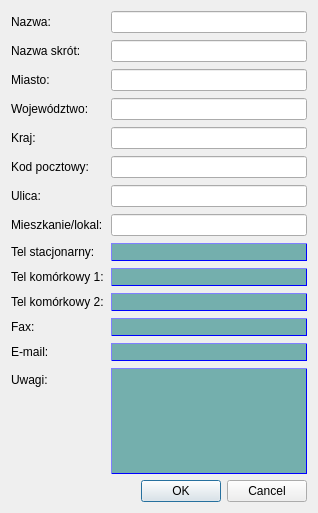
Qt form nowyKlientDialog.ui (militia11/shoes) before a commit.
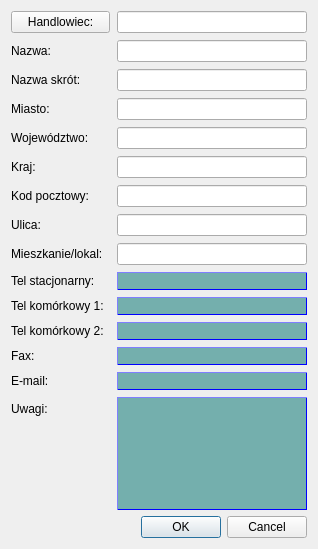
The same form after that commit. Icons and pictures are not drawn.

```diff
--- a/nowyKlientDialog.ui
+++ b/nowyKlientDialog.ui
@@ -7,7 +7,7 @@
     <x>0</x>
     <y>0</y>
     <width>318</width>
-    <height>513</height>
+    <height>549</height>
    </rect>
   </property>
   <property name="windowTitle">
@@ -22,7 +22,7 @@
      <property name="verticalSpacing">
       <number>7</number>
      </property>
-     <item row="0" column="0">
+     <item row="2" column="0">
       <widget class="QLabel" name="label_7">
        <property name="text">
         <string>Nazwa:  </string>
@@ -32,67 +32,87 @@
        </property>
       </widget>
      </item>
-     <item row="0" column="1">
+     <item row="2" column="1">
       <widget class="QLineEdit" name="lineEditNazwa"/>
      </item>
-     <item row="1" column="0">
+     <item row="3" column="0">
       <widget class="QLabel" name="label_3">
        <property name="text">
         <string>Nazwa skrót:    </string>
        </property>
       </widget>
      </item>
-     <item row="1" column="1">
+     <item row="3" column="1">
       <widget class="QLineEdit" name="lineEditSkrot"/>
      </item>
-     <item row="2" column="0">
+     <item row="4" column="0">
       <widget class="QLabel" name="label_8">
        <property name="text">
         <string>Miasto:</string>
        </property>
       </widget>
      </item>
-     <item row="2" column="1">
+     <item row="4" column="1">
       <widget class="QLineEdit" name="lineEditMiasto"/>
      </item>
      <item row="5" column="0">
+      <widget class="QLabel" name="label_13">
+       <property name="text">
+        <string>Województwo:</string>
+       </property>
+      </widget>
+     </item>
+     <item row="5" column="1">
+      <widget class="QLineEdit" name="lineEditW"/>
+     </item>
+     <item row="6" column="0">
+      <widget class="QLabel" name="label_14">
+       <property name="text">
+        <string>Kraj:</string>
+       </property>
+      </widget>
+     </item>
+     <item row="6" column="1">
+      <widget class="QLineEdit" name="lineEditKraj"/>
+     </item>
+     <item row="7" column="0">
       <widget class="QLabel" name="label_9">
        <property name="text">
         <string>Kod pocztowy:</string>
        </property>
       </widget>
      </item>
-     <item row="5" column="1">
+     <item row="7" column="1">
       <widget class="QLineEdit" name="lineEditKodPocztowy"/>
      </item>
-     <item row="6" column="0">
+     <item row="8" column="0">
       <widget class="QLabel" name="label_5">
        <property name="text">
         <string>Ulica:</string>
        </property>
       </widget>
      </item>
-     <item row="6" column="1">
+     <item row="8" column="1">
       <widget class="QLineEdit" name="lineEditUlica"/>
      </item>
-     <item row="7" column="0">
+     <item row="9" column="0">
       <widget class="QLabel" name="label_6">
        <property name="text">
         <string>Mieszkanie/lokal:</string>
        </property>
       </widget>
      </item>
-     <item row="7" column="1">
+     <item row="9" column="1">
       <widget class="QLineEdit" name="lineEditNrDomu"/>
      </item>
-     <item row="8" column="0">
+     <item row="10" column="0">
       <widget class="QLabel" name="label_10">
        <property name="text">
         <string>&lt;html&gt;&lt;head/&gt;&lt;body&gt;&lt;p&gt;Tel stacjonarny:&lt;/p&gt;&lt;/body&gt;&lt;/html&gt;</string>
        </property>
       </widget>
      </item>
-     <item row="8" column="1">
+     <item row="10" column="1">
       <widget class="QLineEdit" name="lineEditNumerTelefonu">
        <property name="styleSheet">
         <string notr="true">color: blue; background-color: #74AFAD;border-style: outset; border-width: 1px; border-color: blue;</string>
@@ -102,90 +122,70 @@
        </property>
       </widget>
      </item>
-     <item row="9" column="0">
+     <item row="11" column="0">
       <widget class="QLabel" name="label_4">
        <property name="text">
         <string>&lt;html&gt;&lt;head/&gt;&lt;body&gt;&lt;p&gt;Tel komórkowy 1:&lt;/p&gt;&lt;/body&gt;&lt;/html&gt;</string>
        </property>
       </widget>
      </item>
-     <item row="9" column="1">
+     <item row="11" column="1">
       <widget class="QLineEdit" name="lineEditTel1">
        <property name="styleSheet">
         <string notr="true">color: blue; background-color: #74AFAD;border-style: outset; border-width: 1px; border-color: blue;</string>
        </property>
       </widget>
      </item>
-     <item row="10" column="0">
+     <item row="12" column="0">
       <widget class="QLabel" name="label">
        <property name="text">
         <string>Tel komórkowy 2:</string>
        </property>
       </widget>
      </item>
-     <item row="10" column="1">
+     <item row="12" column="1">
       <widget class="QLineEdit" name="lineEditTel2">
        <property name="styleSheet">
         <string notr="true">color: blue; background-color: #74AFAD;border-style: outset; border-width: 1px; border-color: blue;</string>
        </property>
       </widget>
      </item>
-     <item row="11" column="0">
+     <item row="13" column="0">
       <widget class="QLabel" name="label_2">
        <property name="text">
         <string>Fax:</string>
        </property>
       </widget>
      </item>
-     <item row="11" column="1">
+     <item row="13" column="1">
       <widget class="QLineEdit" name="lineEditFax">
        <property name="styleSheet">
         <string notr="true">color: blue; background-color: #74AFAD;border-style: outset; border-width: 1px; border-color: blue;</string>
        </property>
       </widget>
      </item>
-     <item row="12" column="0">
+     <item row="14" column="0">
       <widget class="QLabel" name="label_11">
        <property name="text">
         <string>E-mail:</string>
        </property>
       </widget>
      </item>
-     <item row="12" column="1">
+     <item row="14" column="1">
       <widget class="QLineEdit" name="lineEditMail">
        <property name="styleSheet">
         <string notr="true">color: blue; background-color: #74AFAD;border-style: outset; border-width: 1px; border-color: blue;</string>
        </property>
       </widget>
      </item>
-     <item row="13" column="0">
+     <item row="15" column="0">
       <widget class="QLabel" name="label_12">
        <property name="text">
         <string>Uwagi:</string>
        </property>
       </widget>
      </item>
-     <item row="3" column="0">
-      <widget class="QLabel" name="label_13">
-       <property name="text">
-        <string>Województwo:</string>
-       </property>
-      </widget>
-     </item>
-     <item row="3" column="1">
-      <widget class="QLineEdit" name="lineEditW"/>
-     </item>
-     <item row="4" column="0">
-      <widget class="QLabel" name="label_14">
-       <property name="text">
-        <string>Kraj:</string>
-       </property>
-      </widget>
-     </item>
-     <item row="4" column="1">
-      <widget class="QLineEdit" name="lineEditKraj"/>
-     </item>
-     <item row="13" column="1">
+     <item row="15" column="1">
       <widget class="QPlainTextEdit" name="lineEditUwagi">
        <property name="styleSheet">
         <string notr="true">color: blue; background-color: #74AFAD;border-style: outset; border-width: 1px; border-color: blue;</string>
@@ -195,6 +195,54 @@
        </property>
       </widget>
      </item>
+     <item row="1" column="0">
+      <widget class="QPushButton" name="pushButton_2">
+       <property name="sizePolicy">
+        <sizepolicy hsizetype="Minimum" vsizetype="Minimum">
+         <horstretch>0</horstretch>
+         <verstretch>0</verstretch>
+        </sizepolicy>
+       </property>
+       <property name="minimumSize">
+        <size>
+         <width>99</width>
+         <height>22</height>
+        </size>
+       </property>
+       <property name="maximumSize">
+        <size>
+         <width>36</width>
+         <height>36</height>
+        </size>
+       </property>
+       <property name="toolTip">
+        <string>Dodaj klienta</string>
+       </property>
+       <property name="text">
+        <string>Handlowiec:</string>
+       </property>
+       <property name="icon">
+        <iconset resource="zasoby.qrc">
+         <normaloff>:/zasoby/add.png</normaloff>:/zasoby/add.png</iconset>
+       </property>
+       <property name="iconSize">
+        <size>
+         <width>15</width>
+         <height>26</height>
+        </size>
+       </property>
+       <property name="autoDefault">
+        <bool>false</bool>
+       </property>
+      </widget>
+     </item>
+     <item row="1" column="1">
+      <widget class="QLineEdit" name="labelHandlowiec">
+       <property name="readOnly">
+        <bool>true</bool>
+       </property>
+      </widget>
+     </item>
     </layout>
    </item>
    <item>
```
Left out of the diff: 4 changed lines with no effect on the pictures.
